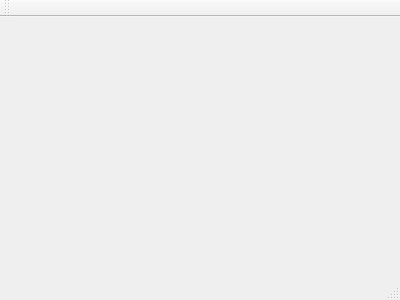
First picture: the form in mainwindow.ui, repository TripletESR/DatabaseInput, before the edit.
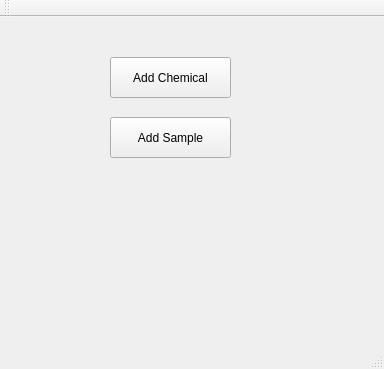
Second picture: the form after the edit.

Patch:
```diff
--- a/mainwindow.ui
+++ b/mainwindow.ui
@@ -1,24 +1,66 @@
 <ui version="4.0">
  <class>MainWindow</class>
- <widget class="QMainWindow" name="MainWindow" >
-  <property name="geometry" >
+ <widget class="QMainWindow" name="MainWindow">
+  <property name="geometry">
    <rect>
     <x>0</x>
     <y>0</y>
-    <width>400</width>
-    <height>300</height>
+    <width>384</width>
+    <height>369</height>
    </rect>
   </property>
   <property name="windowTitle" >
    <string>MainWindow</string>
   </property>
-  <widget class="QMenuBar" name="menuBar" />
-  <widget class="QToolBar" name="mainToolBar" />
-  <widget class="QWidget" name="centralWidget" />
-  <widget class="QStatusBar" name="statusBar" />
+  <widget class="QWidget" name="centralWidget">
+   <widget class="QPushButton" name="pushButton_addChemical">
+    <property name="geometry">
+     <rect>
+      <x>110</x>
+      <y>40</y>
+      <width>121</width>
+      <height>41</height>
+     </rect>
+    </property>
+    <property name="text">
+     <string>Add Chemical</string>
+    </property>
+   </widget>
+   <widget class="QPushButton" name="pushButton_addSample">
+    <property name="geometry">
+     <rect>
+      <x>110</x>
+      <y>100</y>
+      <width>121</width>
+      <height>41</height>
+     </rect>
+    </property>
+    <property name="text">
+     <string>Add Sample</string>
+    </property>
+   </widget>
+  </widget>
+  <widget class="QMenuBar" name="menuBar">
+   <property name="geometry">
+    <rect>
+     <x>0</x>
+     <y>0</y>
+     <width>384</width>
+     <height>21</height>
+    </rect>
+   </property>
+  </widget>
+  <widget class="QToolBar" name="mainToolBar">
+   <attribute name="toolBarArea">
+    <enum>TopToolBarArea</enum>
+   </attribute>
+   <attribute name="toolBarBreak">
+    <bool>false</bool>
+   </attribute>
+  </widget>
+  <widget class="QStatusBar" name="statusBar"/>
  </widget>
- <layoutDefault spacing="6" margin="11" />
- <pixmapfunction></pixmapfunction>
+ <layoutdefault spacing="6" margin="11"/>
  <resources/>
  <connections/>
 </ui>
```
Left out of the diff: 5 changed lines with no effect on the pictures.
